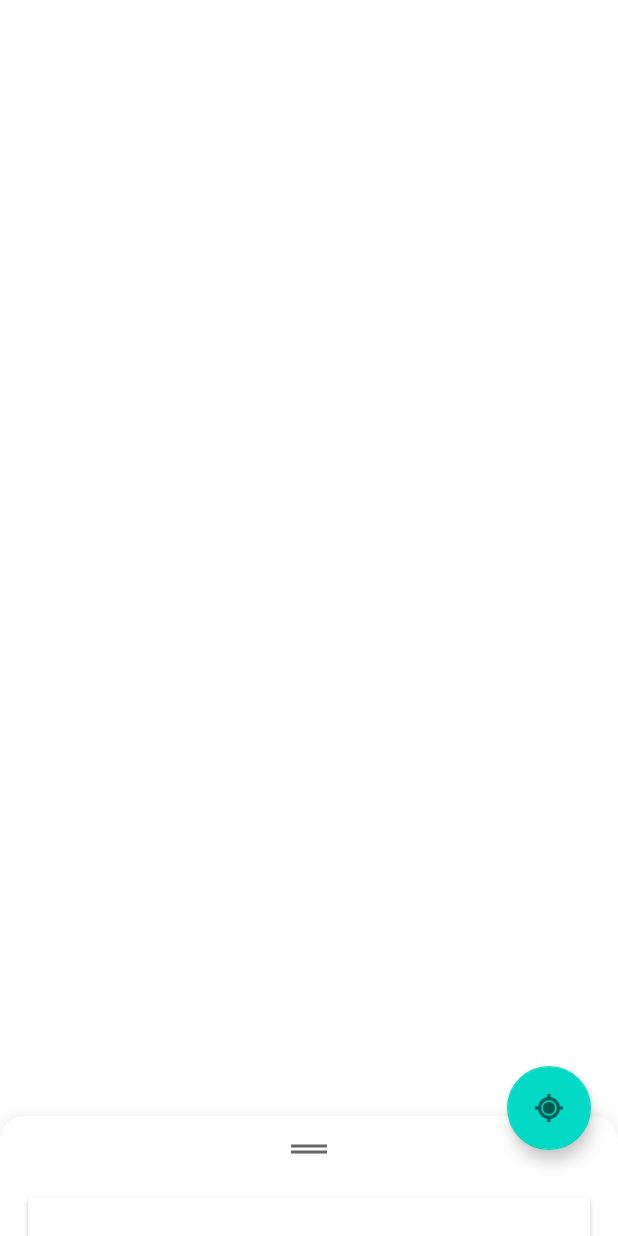
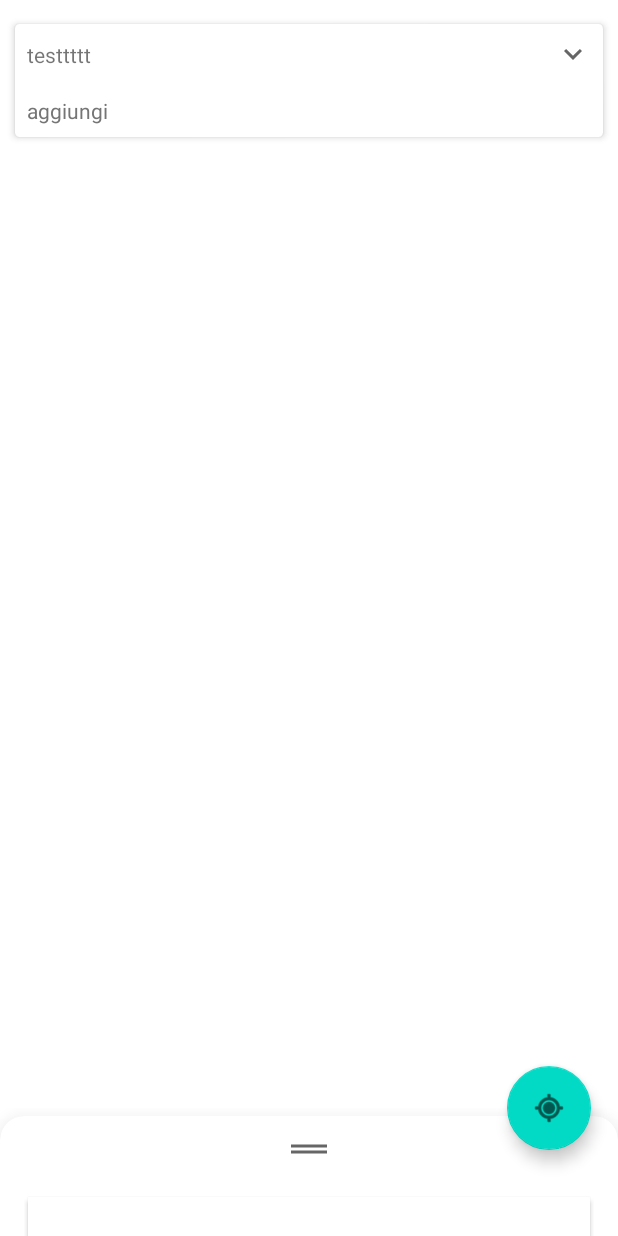
Before and after one commit to Pyrojet99/myCarPark, an Android app: the screen it shows after launch (MainActivity), after a tap on an icon or button, on a phone screen of 412 x 824 dp. Run offline under Robolectric (Android 15) with nearby library versions, the phone set to English and light mode, and no system bars; our stand-ins replace Room's generated code; 5 statements that could not run were skipped; 1 other tap on this screen came first.

Commit message:
added expanding top bar

```diff
--- a/mycarpark/app/src/main/java/giacomo/cignoni/testandroid/mycarpark/MainActivity.java
+++ b/mycarpark/app/src/main/java/giacomo/cignoni/testandroid/mycarpark/MainActivity.java
@@ -4,6 +4,7 @@ import androidx.activity.result.ActivityResultLauncher;
 import androidx.activity.result.contract.ActivityResultContracts;
 import androidx.annotation.NonNull;
 import androidx.appcompat.app.AppCompatActivity;
+import androidx.cardview.widget.CardView;
 import androidx.core.app.ActivityCompat;
 import androidx.lifecycle.ViewModelProvider;
 import androidx.recyclerview.widget.LinearLayoutManager;
@@ -13,8 +14,11 @@ import android.Manifest;
 import android.content.pm.PackageManager;
 import android.location.Location;
 import android.os.Bundle;
+import android.transition.AutoTransition;
+import android.transition.TransitionManager;
 import android.util.Log;
 import android.view.View;
+import android.widget.ImageButton;
 import android.widget.LinearLayout;
 import android.widget.Toast;
 
@@ -48,6 +52,9 @@ public class MainActivity extends AppCompatActivity {
         //init parks recycler
         initParkRecyclerView();
 
+        //init top bar
+        initTopBar();
+
         parkViewModel = new ViewModelProvider(this).get(ParkViewModel.class);
 
         parkViewModel.getAllParks().observe(this, parks -> {
@@ -62,6 +69,37 @@ public class MainActivity extends AppCompatActivity {
 
 
 
+    }
+
+    public void initTopBar(){
+        LinearLayout hiddenTopBar = findViewById(R.id.layout_hidden_top_bar);
+        CardView cardTopBar = findViewById(R.id.card_top_bar);
+        ImageButton expandArrow = findViewById(R.id.button_expand_arrow);
+        expandArrow.setOnClickListener(v -> {
+            Log.d("mylog", "expandedArrow: cliccato ");
+
+            // If the CardView is already expanded, set its visibility
+            //  to gone and change the expand less icon to expand more.
+            if (hiddenTopBar.getVisibility() == View.VISIBLE) {
+
+                // The transition of the hiddenView is carried out
+                //  by the TransitionManager class.
+                // Here we use an object of the AutoTransition
+                // Class to create a default transition.
+                TransitionManager.beginDelayedTransition(cardTopBar);
+                hiddenTopBar.setVisibility(View.GONE);
+                //arrow.setImageResource(R.drawable.ic_baseline_expand_more_24);
+            }
+
+            // If the CardView is not expanded, set its visibility
+            // to visible and change the expand more icon to expand less.
+            else {
+
+                TransitionManager.beginDelayedTransition(cardTopBar);
+                hiddenTopBar.setVisibility(View.VISIBLE);
+                //arrow.setImageResource(R.drawable.ic_baseline_expand_less_24);
+            }
+        });
     }
 
     public ParkViewModel getParkViewModel(){
--- /dev/null
+++ b/mycarpark/app/src/main/res/drawable/ic_baseline_keyboard_arrow_down_24.xml
@@ -0,0 +1,10 @@
+<vector xmlns:android="http://schemas.android.com/apk/res/android"
+    android:width="24dp"
+    android:height="24dp"
+    android:viewportWidth="24"
+    android:viewportHeight="24"
+    android:tint="?attr/colorControlNormal">
+  <path
+      android:fillColor="@android:color/white"
+      android:pathData="M7.41,8.59L12,13.17l4.59,-4.58L18,10l-6,6 -6,-6 1.41,-1.41z"/>
+</vector>
--- a/mycarpark/app/src/main/res/layout/activity_main.xml
+++ b/mycarpark/app/src/main/res/layout/activity_main.xml
@@ -11,6 +11,9 @@
         android:layout_width="match_parent"
         android:layout_height="match_parent"/>
         -->
+
+    <!-- search bar layout -->
+    <include layout="@layout/top_bar_layout" />
 
     <!--bottom sheet container-->
     <include layout="@layout/bottom_sheet_layout" />
--- /dev/null
+++ b/mycarpark/app/src/main/res/layout/top_bar_layout.xml
@@ -0,0 +1,86 @@
+<?xml version="1.0" encoding="utf-8"?>
+<LinearLayout xmlns:android="http://schemas.android.com/apk/res/android"
+    xmlns:app="http://schemas.android.com/apk/res-auto"
+    xmlns:tools="http://schemas.android.com/tools"
+    android:layout_width="match_parent"
+    android:layout_height="wrap_content"
+    android:fitsSystemWindows="true"
+    android:orientation="vertical">
+
+    <androidx.cardview.widget.CardView
+        android:id="@+id/card_top_bar"
+        android:layout_width="match_parent"
+        android:layout_height="wrap_content"
+        app:cardCornerRadius="3dp"
+        app:cardElevation="3dp"
+        android:layout_marginBottom="10dp"
+        android:layout_marginLeft="10dp"
+        android:layout_marginRight="10dp"
+        android:layout_marginTop="16dp"
+
+        app:cardBackgroundColor="@android:color/white">
+
+        <LinearLayout
+            android:layout_width="match_parent"
+            android:layout_height="wrap_content"
+            android:orientation="vertical">
+
+            <!--Visible part -->
+            <androidx.constraintlayout.widget.ConstraintLayout
+                android:layout_width="match_parent"
+                android:layout_height="wrap_content"
+                android:orientation="horizontal"
+                android:padding="8dp">
+
+                <TextView
+                    android:layout_width="0dp"
+                    android:layout_height="wrap_content"
+                    android:ellipsize="end"
+                    android:maxLines="1"
+                    android:text="testtttt"
+                    app:layout_constraintBottom_toBottomOf="parent"
+                    app:layout_constraintEnd_toStartOf="@+id/button_expand_arrow"
+                    app:layout_constraintStart_toStartOf="parent"
+                    app:layout_constraintTop_toTopOf="parent" />
+
+                <ImageButton
+                    android:id="@+id/button_expand_arrow"
+                    android:layout_width="wrap_content"
+                    android:layout_height="wrap_content"
+                    android:background="@color/transparent"
+                    app:layout_constraintBottom_toBottomOf="parent"
+                    app:layout_constraintEnd_toEndOf="parent"
+                    app:layout_constraintTop_toTopOf="parent"
+                    app:srcCompat="@drawable/ic_baseline_keyboard_arrow_down_24" />
+
+            </androidx.constraintlayout.widget.ConstraintLayout>
+
+            <!--Expanded part-->
+           <LinearLayout
+               android:id="@+id/layout_hidden_top_bar"
+               android:layout_width="match_parent"
+               android:layout_height="wrap_content"
+               android:orientation="vertical"
+               android:visibility="gone">
+
+               <androidx.constraintlayout.widget.ConstraintLayout
+                   android:layout_width="match_parent"
+                   android:layout_height="match_parent">
+
+                   <TextView
+                       android:layout_width="wrap_content"
+                       android:layout_height="wrap_content"
+                       android:text="aggiungi"
+                       android:padding="8dp"
+                       android:textColor="@color/text_gray"
+                       app:layout_constraintStart_toStartOf="parent"
+                       app:layout_constraintTop_toTopOf="parent" />
+               </androidx.constraintlayout.widget.ConstraintLayout>
+           </LinearLayout>
+
+
+        </LinearLayout>
+
+
+    </androidx.cardview.widget.CardView>
+</LinearLayout>
--- a/mycarpark/app/src/main/res/values/colors.xml
+++ b/mycarpark/app/src/main/res/values/colors.xml
@@ -7,4 +7,7 @@
     <color name="teal_700">#FF018786</color>
     <color name="black">#FF000000</color>
     <color name="white">#FFFFFFFF</color>
+    <color name="transparent">#00FFFFFF</color>
+    <color name="text_gray">#757575</color>
+
 </resources>
```
